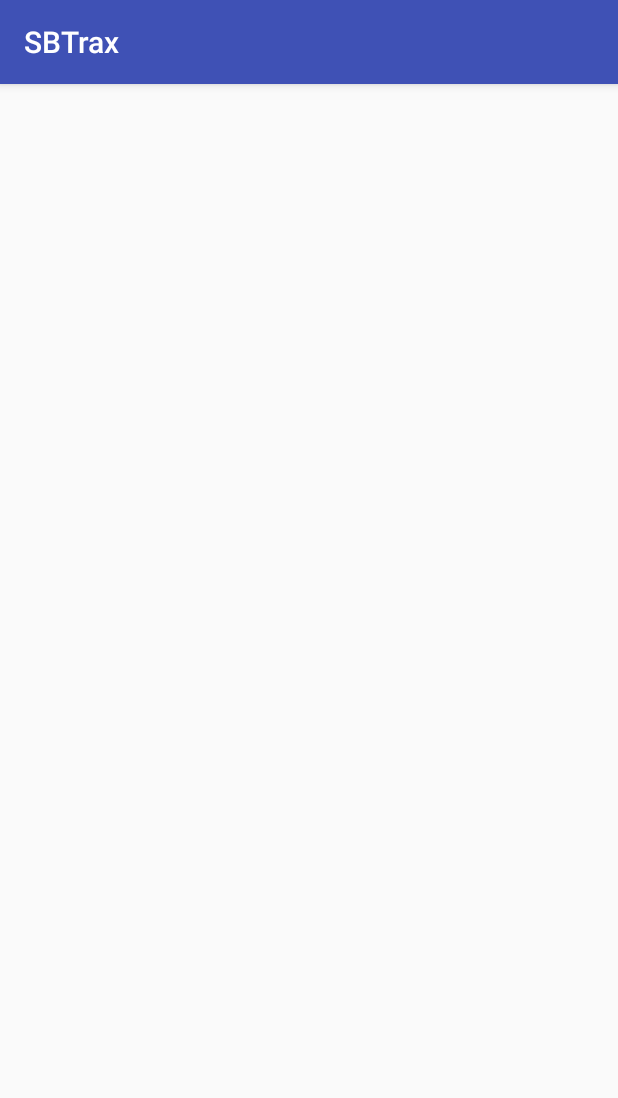
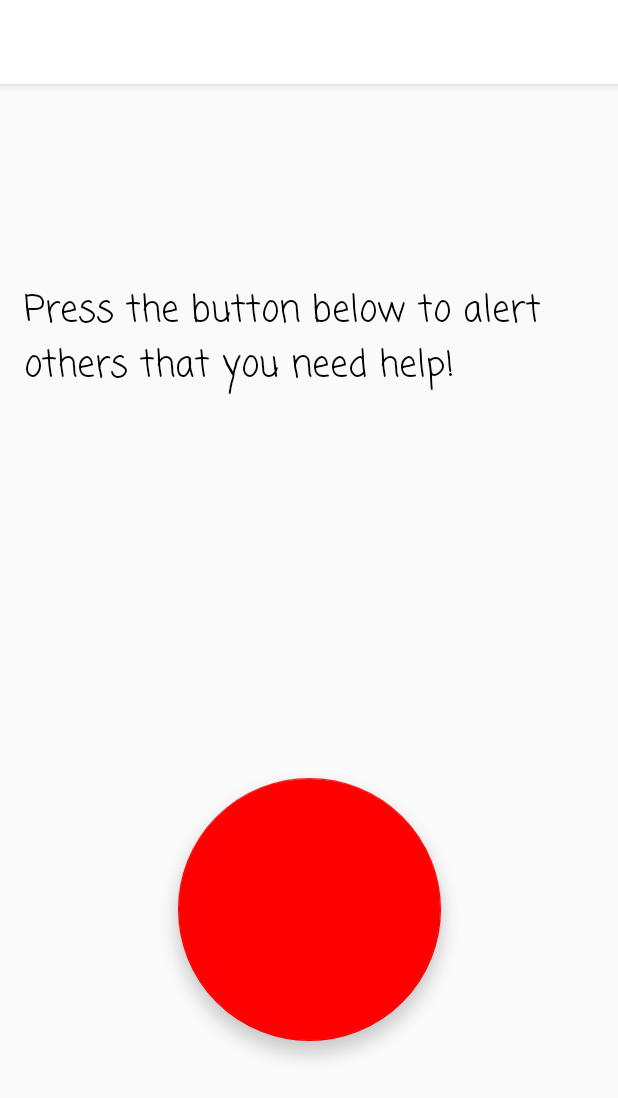
Before and after one commit to htotten/SBTrax, an Android app: the EmergenciesActivity screen opened directly, with no data from a screen before it, on a phone screen of 412 x 824 dp. Shown: the top 1098 px of the screen. Run offline under Robolectric (Android 15) with nearby library versions, the phone set to English and light mode, and no system bars.

Commit message:
button working almost, need start again functionality

```diff
--- a/app/src/main/java/sbtraxapp/htotten/github/com/sbtrax/EmergenciesActivity.java
+++ b/app/src/main/java/sbtraxapp/htotten/github/com/sbtrax/EmergenciesActivity.java
@@ -1,13 +1,41 @@
 package sbtraxapp.htotten.github.com.sbtrax;
 
+import android.content.Intent;
+import android.media.MediaPlayer;
+import android.support.design.widget.FloatingActionButton;
 import android.support.v7.app.AppCompatActivity;
 import android.os.Bundle;
+import android.view.View;
 
 public class EmergenciesActivity extends AppCompatActivity {
+    private FloatingActionButton btn;
+    private boolean clicked;
 
     @Override
     protected void onCreate(Bundle savedInstanceState) {
         super.onCreate(savedInstanceState);
         setContentView(R.layout.activity_emergencies);
+
+        btn = (FloatingActionButton) findViewById(R.id.emergencyButton);
+        final MediaPlayer mp = MediaPlayer.create(this, R.raw.alarm2);
+
+
+        btn.setOnClickListener(new View.OnClickListener(){
+
+            @Override
+            public void onClick(View view){
+                if(!clicked){
+                    mp.start();
+                    clicked = true;
+                }
+                else{
+                    mp.stop();
+                    clicked = false;
+                }
+
+            }
+        });
+
+
     }
 }
--- a/app/src/main/java/sbtraxapp/htotten/github/com/sbtrax/MainActivity.java
+++ b/app/src/main/java/sbtraxapp/htotten/github/com/sbtrax/MainActivity.java
@@ -1,10 +1,13 @@
 package sbtraxapp.htotten.github.com.sbtrax;
 
+import android.media.MediaPlayer;
+import android.support.design.widget.FloatingActionButton;
 import android.support.v7.app.AppCompatActivity;
 import android.os.Bundle;
 import android.view.Menu;
 import android.view.MenuInflater;
 import android.view.MenuItem;
+import android.widget.Button;
 import android.widget.ImageButton;
 import android.view.View.OnClickListener;
 import android.view.View;
@@ -45,6 +48,8 @@ public class MainActivity extends AppCompatActivity {
                 startActivity(new Intent(MainActivity.this, Trail2Activity.class));
             }
         });
+
+
     }
 
     @Override
--- a/app/src/main/res/layout/activity_emergencies.xml
+++ b/app/src/main/res/layout/activity_emergencies.xml
@@ -6,4 +6,42 @@
     android:layout_height="match_parent"
     tools:context=".EmergenciesActivity">
 
+    <android.support.design.widget.FloatingActionButton
+        android:id="@+id/emergencyButton"
+        android:layout_width="187dp"
+        android:layout_height="175dp"
+        android:layout_marginStart="118dp"
+        android:layout_marginLeft="118dp"
+        android:layout_marginTop="128dp"
+        android:layout_marginEnd="118dp"
+        android:layout_marginRight="118dp"
+        android:layout_marginBottom="174dp"
+        android:clickable="true"
+        app:backgroundTint="@color/colorAccent"
+        app:layout_constraintBottom_toBottomOf="parent"
+        app:layout_constraintEnd_toEndOf="parent"
+        app:layout_constraintStart_toStartOf="parent"
+        app:layout_constraintTop_toBottomOf="@+id/textView3" />
+
+    <TextView
+        android:id="@+id/textView3"
+        android:layout_width="0dp"
+        android:layout_height="wrap_content"
+        android:layout_marginStart="16dp"
+        android:layout_marginLeft="16dp"
+        android:layout_marginTop="176dp"
+        android:layout_marginEnd="16dp"
+        android:layout_marginRight="16dp"
+        android:layout_marginBottom="128dp"
+        android:text="Press the button below to alert others that you need help!"
+        android:textColor="@android:color/background_dark"
+        android:textSize="24sp"
+        app:fontFamily="casual"
+        app:layout_constraintBottom_toTopOf="@+id/emergencyButton"
+        app:layout_constraintEnd_toEndOf="parent"
+        app:layout_constraintHorizontal_bias="0.0"
+        app:layout_constraintStart_toStartOf="parent"
+        app:layout_constraintTop_toTopOf="parent" />
+
+
 </android.support.constraint.ConstraintLayout>
--- a/app/src/main/res/layout/activity_main.xml
+++ b/app/src/main/res/layout/activity_main.xml
@@ -5,6 +5,7 @@
     android:layout_width="match_parent"
     android:layout_height="match_parent"
     tools:context=".MainActivity">
+
 
     <ImageButton
         android:id="@+id/trail1button"
--- a/app/src/main/res/values/colors.xml
+++ b/app/src/main/res/values/colors.xml
@@ -1,6 +1,6 @@
 <?xml version="1.0" encoding="utf-8"?>
 <resources>
-    <color name="colorPrimary">#3F51B5</color>
+    <color name="colorPrimary">#FFFFFF</color>
     <color name="colorPrimaryDark">#303F9F</color>
-    <color name="colorAccent">#FF4081</color>
+    <color name="colorAccent">#FF0000</color>
 </resources>
```
Also changed, not shown: 2 other files.
